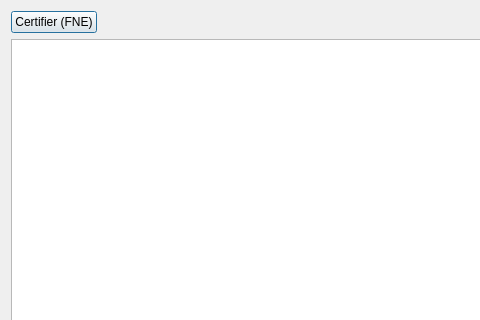
First picture: the form in facturation_ci/ui/credit_note_list_dialog.ui, repository otchoumouAng/fne, before the edit; both pictures show x 0 to 480 and y 0 to 320 of the 800 by 600 pixel window.
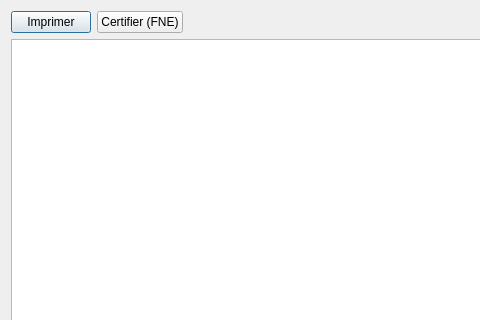
Second picture: the form after the edit.

```diff
--- a/facturation_ci/ui/credit_note_list_dialog.ui
+++ b/facturation_ci/ui/credit_note_list_dialog.ui
@@ -16,6 +16,13 @@
   <layout class="QVBoxLayout" name="verticalLayout">
    <item>
     <layout class="QHBoxLayout" name="horizontalLayout">
+     <item>
+      <widget class="QPushButton" name="print_button">
+       <property name="text">
+        <string>Imprimer</string>
+       </property>
+      </widget>
+     </item>
      <item>
       <widget class="QPushButton" name="certify_button">
        <property name="text">
```
